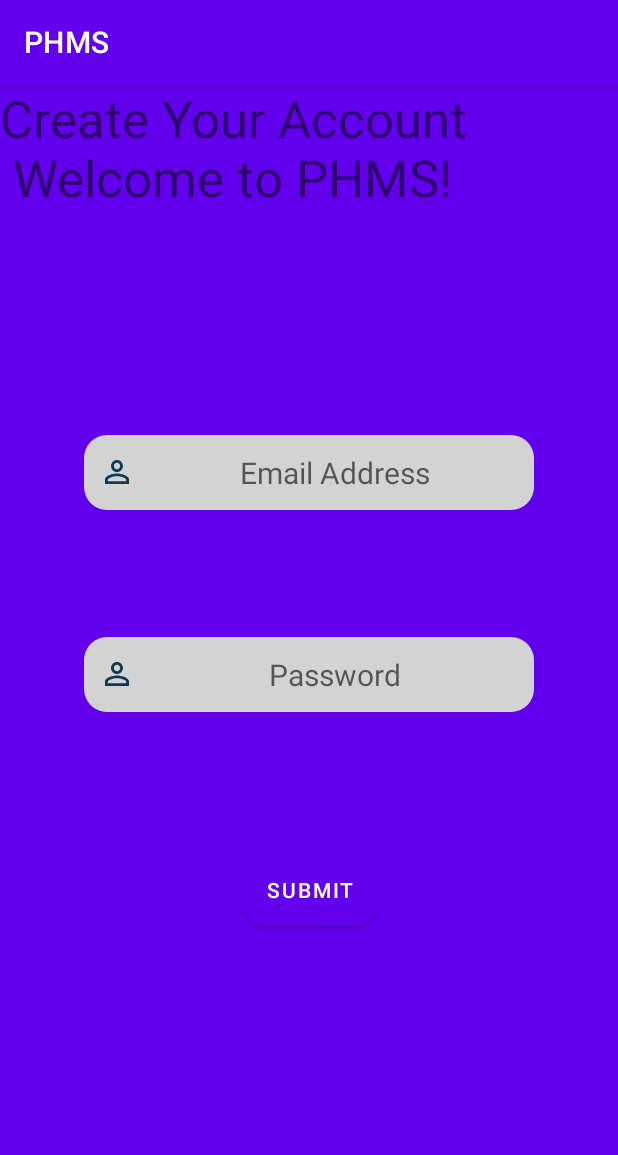
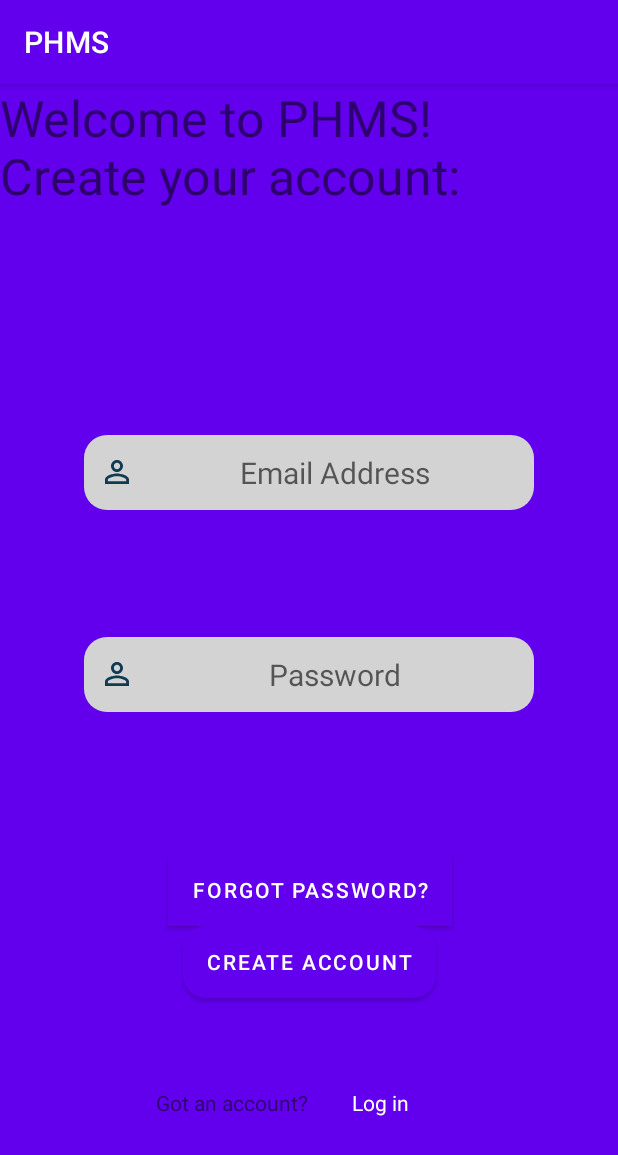
Before and after one commit to PHMS2021/PHMS_T7, an Android app: the Create_Account screen opened directly, with no data from a screen before it, on a phone screen of 412 x 824 dp. Shown: the top 1155 px of the screen. Run offline under Robolectric (Android 15) with nearby library versions, the phone set to English and light mode, and no system bars; our stand-ins replace Firebase (no records; nobody signed in at launch, a user with empty details on screens opened directly).

Commit message:
Fix for account creation/login

```diff
--- a/app/build.gradle
+++ b/app/build.gradle
@@ -47,6 +47,7 @@ dependencies {
     implementation 'com.google.android.material:material:1.4.0'
     implementation 'androidx.constraintlayout:constraintlayout:2.1.0'
     implementation 'com.google.android.gms:play-services-auth:19.2.0'
+    implementation 'com.google.firebase:firebase-firestore:23.0.3'
     testImplementation 'junit:junit:4.13.2'
     androidTestImplementation 'androidx.test.ext:junit:1.1.3'
     androidTestImplementation 'androidx.test.espresso:espresso-core:3.4.0'
--- a/app/src/main/res/layout/create_account.xml
+++ b/app/src/main/res/layout/create_account.xml
@@ -18,12 +18,12 @@
         android:drawableStart="@drawable/ic_baseline_person_outline_24"
         android:gravity="center"
         android:hint="@string/password"
-        android:inputType="text"
+        android:inputType="textPassword"
         android:paddingStart="10dp"
         android:textColor="@color/black"
         android:textSize="20sp"
         android:visibility="visible"
-        app:layout_constraintBottom_toTopOf="@+id/SubmitBtn"
+        app:layout_constraintBottom_toTopOf="@+id/ForgotPassBtn"
         app:layout_constraintEnd_toEndOf="parent"
         app:layout_constraintStart_toStartOf="parent"
         app:layout_constraintTop_toBottomOf="@+id/editTextEmailAddress"
@@ -56,29 +56,78 @@
         android:id="@+id/textTitle"
         android:layout_width="311dp"
         android:layout_height="117dp"
-        android:text="@string/create_your_account_n_welcome_to_phms"
+        android:text="@string/welcome_to_phms_ncreate_your_account"
         android:visibility="visible"
         app:autoSizeTextType="uniform"
+        tools:ignore="MissingConstraints"
         tools:layout_editor_absoluteX="55dp"
-        tools:layout_editor_absoluteY="30dp"
+        tools:layout_editor_absoluteY="30dp" />
+
+    <TextView
+        android:id="@+id/signup"
+        android:layout_width="121dp"
+        android:layout_height="wrap_content"
+        android:layout_marginTop="60dp"
+        android:layout_marginEnd="56dp"
+        android:onClick="logInClick"
+        android:text="@string/log_in"
+        android:textColor="@color/white"
+        app:layout_constraintEnd_toEndOf="parent"
+        app:layout_constraintTop_toBottomOf="@+id/submitBtn"
+        tools:ignore="MissingConstraints" />
+
+    <TextView
+        android:layout_width="wrap_content"
+        android:layout_height="wrap_content"
+        android:layout_marginTop="60dp"
+        android:text="@string/got_an_account"
+        app:layout_constraintEnd_toStartOf="@+id/signup"
+        app:layout_constraintHorizontal_bias="0.78"
+        app:layout_constraintStart_toStartOf="parent"
+        app:layout_constraintTop_toBottomOf="@+id/submitBtn"
         tools:ignore="MissingConstraints" />
 
     <Button
-        android:id="@+id/SubmitBtn"
+        android:id="@+id/ForgotPassBtn"
         android:layout_width="wrap_content"
         android:layout_height="wrap_content"
         android:layout_marginStart="161dp"
         android:layout_marginTop="23dp"
         android:layout_marginEnd="160dp"
         android:layout_marginBottom="170dp"
-        android:background="@drawable/round_grey"
+        android:background="@color/black"
         android:backgroundTint="@color/black"
-        android:onClick="onSubmit"
-        android:text="@string/submit"
+        android:backgroundTintMode="add"
+        android:onClick="ForgotPassword"
+        android:text="@string/forgot_password"
+        android:visibility="visible"
         app:iconTint="#0E0000"
         app:layout_constraintBottom_toBottomOf="parent"
         app:layout_constraintEnd_toEndOf="parent"
+        app:layout_constraintHorizontal_bias="0.506"
         app:layout_constraintStart_toStartOf="parent"
-        app:layout_constraintTop_toBottomOf="@+id/editTextPassword" />
+        app:layout_constraintTop_toBottomOf="@+id/editTextPassword"
+        app:rippleColor="#070707"
+        tools:visibility="visible" />
+
+    <Button
+        android:id="@+id/submitBtn"
+        android:layout_width="wrap_content"
+        android:layout_height="wrap_content"
+        android:layout_marginStart="161dp"
+        android:layout_marginEnd="160dp"
+        android:layout_marginBottom="170dp"
+        android:background="@drawable/round_grey"
+        android:backgroundTint="@color/black"
+        android:onClick="onSubmit1"
+        android:text="@string/create_account"
+        android:textAlignment="center"
+        app:iconTint="#0E0000"
+        app:layout_constraintBottom_toBottomOf="parent"
+        app:layout_constraintEnd_toEndOf="parent"
+        app:layout_constraintHorizontal_bias="0.506"
+        app:layout_constraintStart_toStartOf="parent"
+        app:layout_constraintTop_toBottomOf="@+id/ForgotPassBtn"
+        app:layout_constraintVertical_bias="0.0" />
 
 </androidx.constraintlayout.widget.ConstraintLayout>
--- a/app/src/main/res/values/strings.xml
+++ b/app/src/main/res/values/strings.xml
@@ -15,6 +15,11 @@
     <string name="password">Password</string>
     <string name="create_your_account_n_welcome_to_phms">Create Your Account\n Welcome to PHMS!</string>
     <string name="submit">Submit</string>
+    <string name="got_an_account">Got an account?</string>
+    <string name="welcome_to_phms_ncreate_your_account">Welcome to PHMS!\nCreate your account:</string>
+    <string name="forgot_password">Forgot Password?</string>
+    <string name="create_account">Create Account</string>
+    <string name="log_in">Log in</string>
 
     <string-array name="MedMeasurements">
         <item>select</item>
```
Also changed, not shown: app/src/main/java/com/example/phmst72021/Create_Account.java (+34 -11 lines), app/src/main/java/com/example/phmst72021/Home.java (+21 -16 lines), app/src/main/java/com/example/phmst72021/Login.java (+1 -10 lines).
